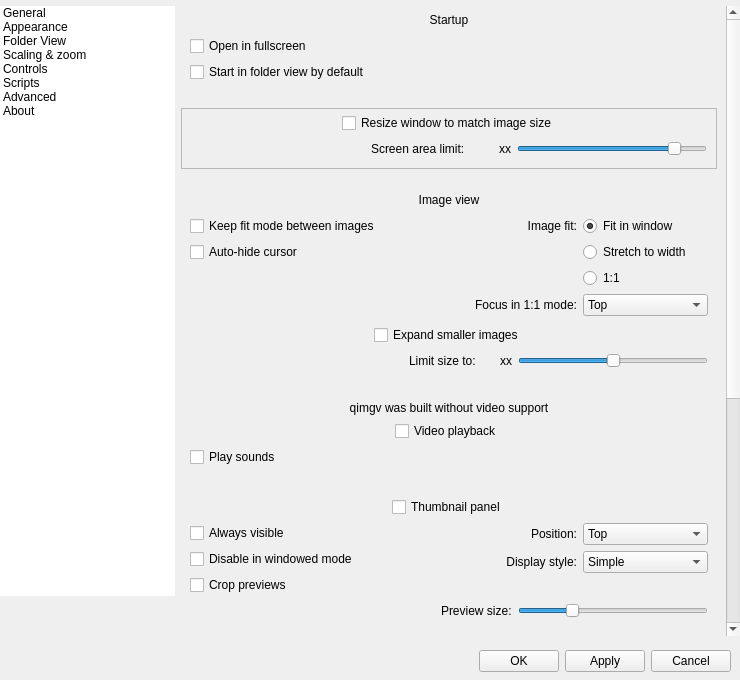
do-i/thumbgrid, file qimgv/gui/dialogs/settingsdialog.ui: the form before one commit.
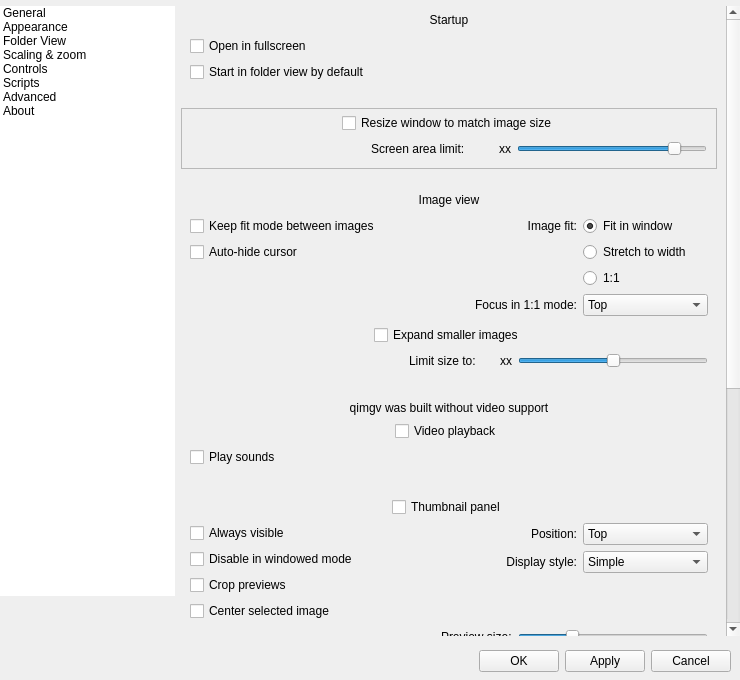
The form after the commit. Custom widgets are drawn as their Qt base class.

Commit message: [panel] pin button #66 #279 #400 [panel] allow side-positioning #395 [panel] center current image #151

```diff
--- a/qimgv/gui/dialogs/settingsdialog.ui
+++ b/qimgv/gui/dialogs/settingsdialog.ui
@@ -289,7 +289,7 @@
                 <x>0</x>
                 <y>0</y>
                 <width>539</width>
-                <height>1176</height>
+                <height>1301</height>
                </rect>
               </property>
               <layout class="QVBoxLayout" name="verticalLayout_5" stretch="0,0,0,0,0,0,0,0,0,0,0,0,0,0,0,0">
@@ -1314,6 +1314,13 @@
                            </property>
                           </widget>
                          </item>
+                         <item>
+                          <widget class="QCheckBox" name="panelCenterSelectionCheckBox">
+                           <property name="text">
+                            <string>Center selected image</string>
+                           </property>
+                          </widget>
+                         </item>
                         </layout>
                        </item>
                        <item>
```
Left out of the diff: 28 changed lines with no effect on the pictures. The commit also changes 26 other files.
